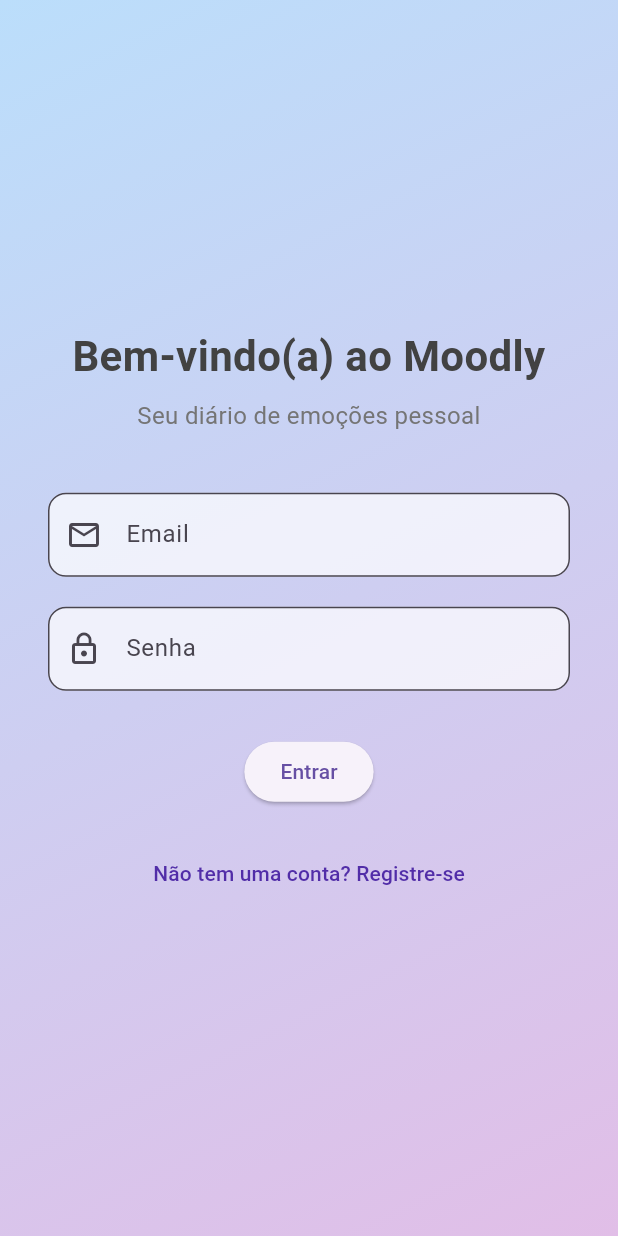
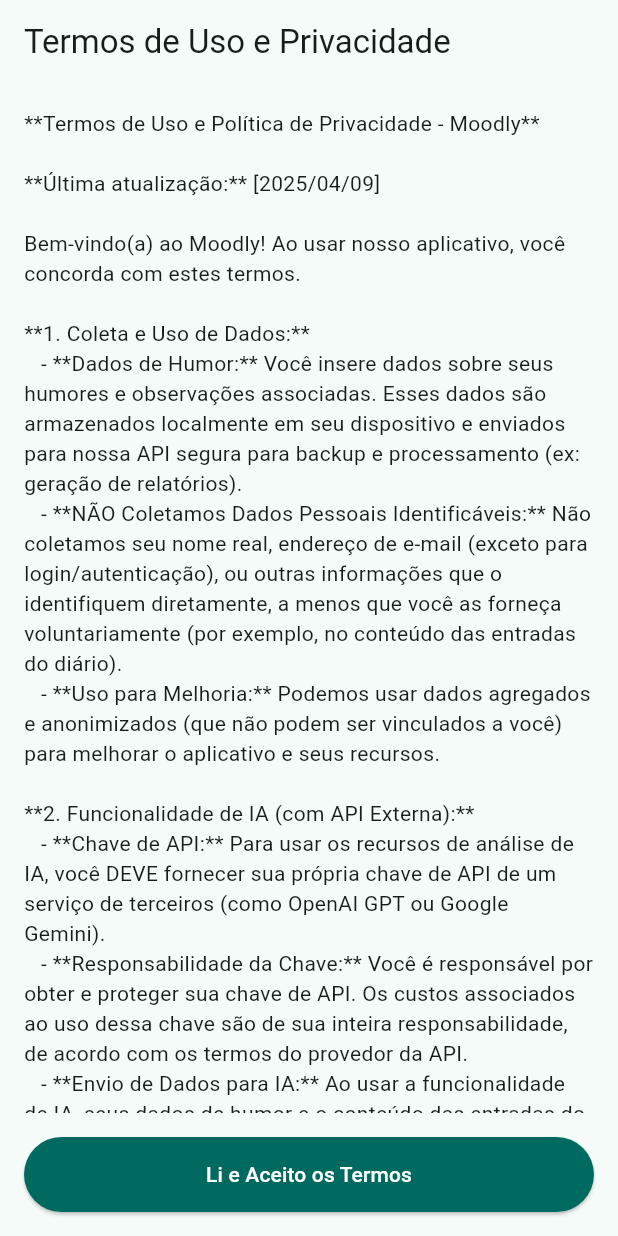
Before and after one commit to Moodly-project/moodly-backup, a Flutter app: the screen it shows after launch, on a phone screen of 412 x 824 dp. Run offline on Flutter 3.47's test engine with Material 3 defaults, Android fonts, the light colour scheme and no system bars; our stand-ins replace fl_chart, flutter_secure_storage.

Commit message:
Adicionado eula fake para o projeto ficar 'profissional'

```diff
--- a/lib/main.dart
+++ b/lib/main.dart
@@ -1,24 +1,53 @@
 import 'package:flutter/material.dart';
-import 'package:moodyr/screens/auth/login_screen.dart'; // Placeholder import
-import 'package:intl/date_symbol_data_local.dart'; // Import para locale
+import 'package:flutter_secure_storage/flutter_secure_storage.dart';
+import 'package:moodyr/screens/auth/login_screen.dart';
+import 'package:moodyr/screens/auth/eula_screen.dart';
+import 'package:moodyr/screens/auth/api_key_setup_screen.dart';
+import 'package:moodyr/screens/diary/diary_screen.dart'; // Se você tiver lógica para ir direto para o diário
+import 'package:intl/date_symbol_data_local.dart';
 
-void main() {
-  // Inicializa a formatação de data para pt_BR antes de rodar o app
-  initializeDateFormatting('pt_BR', null).then((_) => runApp(const MoodlyApp()));
+void main() async { // Precisa ser async agora
+  WidgetsFlutterBinding.ensureInitialized(); // Necessário para SharedPreferences/SecureStorage antes do runApp
+  await initializeDateFormatting('pt_BR', null);
+
+  // Verificar estado inicial
+  final storage = const FlutterSecureStorage();
+  String? eulaAccepted = await storage.read(key: 'eula_accepted');
+  String? apiKey = await storage.read(key: 'api_key');
+  String? jwtToken = await storage.read(key: 'jwt_token'); // Verificar se já está logado
+
+  Widget initialScreen;
+
+  if (jwtToken != null && jwtToken.isNotEmpty) {
+      initialScreen = const DiaryScreen(); // Usuário já logado, vai direto pro diário
+  } else if (eulaAccepted != 'true') {
+    initialScreen = const EulaScreen(); // Precisa aceitar o EULA
+  } else if (apiKey == null || apiKey.trim().isEmpty) {
+    initialScreen = const ApiKeySetupScreen(); // Precisa configurar a API Key
+  } else {
+    initialScreen = const LoginScreen(); // Já aceitou EULA e configurou API Key, vai pro Login
+  }
+
+  runApp(MoodlyApp(initialScreen: initialScreen));
 }
 
 class MoodlyApp extends StatelessWidget {
-  const MoodlyApp({super.key});
+  final Widget initialScreen; // Recebe a tela inicial
+
+  const MoodlyApp({super.key, required this.initialScreen});
 
   @override
   Widget build(BuildContext context) {
     return MaterialApp(
       title: 'Moodly',
       theme: ThemeData(
-        primarySwatch: Colors.blue,
+        // Use cores mais consistentes com as telas novas
+        primarySwatch: Colors.teal, // Ou Colors.deepPurple, etc.
+        colorScheme: ColorScheme.fromSeed(seedColor: Colors.teal), // Ajuste a seedColor
+        useMaterial3: true, // Recomendado
         visualDensity: VisualDensity.adaptivePlatformDensity,
       ),
-      home: const LoginScreen(), // Placeholder screen
+      home: initialScreen, // Usa a tela inicial determinada
     );
   }
 }
--- /dev/null
+++ b/lib/screens/auth/eula_screen.dart
@@ -0,0 +1,91 @@
+import 'package:flutter/material.dart';
+import 'package:flutter_secure_storage/flutter_secure_storage.dart';
+import 'package:moodyr/screens/auth/api_key_setup_screen.dart'; // Importar a próxima tela
+
+class EulaScreen extends StatelessWidget {
+  const EulaScreen({super.key});
+
+  final String eulaText = """
+**Termos de Uso e Política de Privacidade - Moodly**
+
+**Última atualização:** [2025/04/09]
+
+Bem-vindo(a) ao Moodly! Ao usar nosso aplicativo, você concorda com estes termos.
+
+**1. Coleta e Uso de Dados:**
+   - **Dados de Humor:** Você insere dados sobre seus humores e observações associadas. Esses dados são armazenados localmente em seu dispositivo e enviados para nossa API segura para backup e processamento (ex: geração de relatórios).
+   - **NÃO Coletamos Dados Pessoais Identificáveis:** Não coletamos seu nome real, endereço de e-mail (exceto para login/autenticação), ou outras informações que o identifiquem diretamente, a menos que você as forneça voluntariamente (por exemplo, no conteúdo das entradas do diário).
+   - **Uso para Melhoria:** Podemos usar dados agregados e anonimizados (que não podem ser vinculados a você) para melhorar o aplicativo e seus recursos.
+
+**2. Funcionalidade de IA (com API Externa):**
+   - **Chave de API:** Para usar os recursos de análise de IA, você DEVE fornecer sua própria chave de API de um serviço de terceiros (como OpenAI GPT ou Google Gemini).
+   - **Responsabilidade da Chave:** Você é responsável por obter e proteger sua chave de API. Os custos associados ao uso dessa chave são de sua inteira responsabilidade, de acordo com os termos do provedor da API.
+   - **Envio de Dados para IA:** Ao usar a funcionalidade de IA, seus dados de humor e o conteúdo das entradas do diário (de forma anonimizada, se possível, dependendo da implementação) SERÃO enviados para o serviço de IA externo correspondente à sua chave de API para processamento.
+   - **Privacidade da API Externa:** O uso dos seus dados pelo provedor de API externo é regido pela política de privacidade DESSE provedor. O Moodly não tem controle sobre como o provedor externo usa seus dados. Recomendamos que você leia a política de privacidade do provedor da API antes de fornecer sua chave.
+   - **Moodly NÃO Armazena Respostas da IA:** As respostas e análises geradas pela IA externa não são armazenadas permanentemente pelo Moodly, apenas exibidas temporariamente no aplicativo.
+
+**3. Segurança:**
+   - Empregamos medidas de segurança razoáveis para proteger seus dados armazenados em nossa API (como criptografia e autenticação).
+   - A segurança da sua chave de API externa e dos dados enviados para o provedor externo depende das práticas de segurança desse provedor e de como você gerencia sua chave.
+
+**4. Suas Responsabilidades:**
+   - Manter a segurança da sua conta e senha.
+   - Fornecer informações precisas para login.
+   - Gerenciar e proteger sua chave de API externa.
+   - Usar o aplicativo de forma legal e ética.
+
+**5. Limitação de Responsabilidade:**
+   - O Moodly é fornecido "como está". Não garantimos que o aplicativo ou os insights da IA sejam sempre precisos, completos ou adequados para qualquer finalidade específica.
+   - Não somos responsáveis por quaisquer custos, danos ou problemas decorrentes do uso da sua chave de API externa ou das respostas fornecidas pelo serviço de IA de terceiros.
+
+**6. Alterações nos Termos:**
+   - Podemos atualizar estes termos periodicamente. Notificaremos você sobre mudanças significativas. Seu uso continuado após as alterações constitui aceitação dos novos termos.
+
+**7. Contato:**
+   - Se tiver dúvidas, entre em contato conosco em [Inserir E-mail de Contato ou Link].
+
+**Ao clicar em "Aceitar", você confirma que leu, entendeu e concorda com estes Termos de Uso e Política de Privacidade.**
+"""; // Coloque o texto EULA aqui
+
+  final _storage = const FlutterSecureStorage();
+
+  Future<void> _acceptEula(BuildContext context) async {
+    await _storage.write(key: 'eula_accepted', value: 'true');
+    Navigator.pushReplacement(
+      context,
+      MaterialPageRoute(builder: (context) => const ApiKeySetupScreen()),
+    );
+  }
+
+  @override
+  Widget build(BuildContext context) {
+    return Scaffold(
+      appBar: AppBar(
+        title: const Text('Termos de Uso e Privacidade'),
+        automaticallyImplyLeading: false, // Impede de voltar
+      ),
+      body: Padding(
+        padding: const EdgeInsets.all(16.0),
+        child: Column(
+          children: [
+            Expanded(
+              child: SingleChildScrollView(
+                child: Text(eulaText),
+              ),
+            ),
+            const SizedBox(height: 16),
+            ElevatedButton(
+              onPressed: () => _acceptEula(context),
+              style: ElevatedButton.styleFrom(
+                minimumSize: const Size(double.infinity, 50), // Botão largo
+                backgroundColor: Theme.of(context).primaryColor,
+                foregroundColor: Colors.white
+              ),
+              child: const Text('Li e Aceito os Termos'),
+            )
+          ],
+        ),
+      ),
+    );
+  }
+}
--- a/pubspec.yaml
+++ b/pubspec.yaml
@@ -38,6 +38,7 @@
   intl: ^0.19.0
   flutter_secure_storage: ^9.0.0
   fl_chart: ^0.66.0
+  url_launcher: ^6.0.0
 
 dev_dependencies:
   flutter_test:
```
Also changed, not shown: lib/screens/ai/ai_screen.dart (+10 -108 lines), lib/screens/auth/api_key_setup_screen.dart (added, +152 -0 lines), pubspec.lock, 2 other files.
